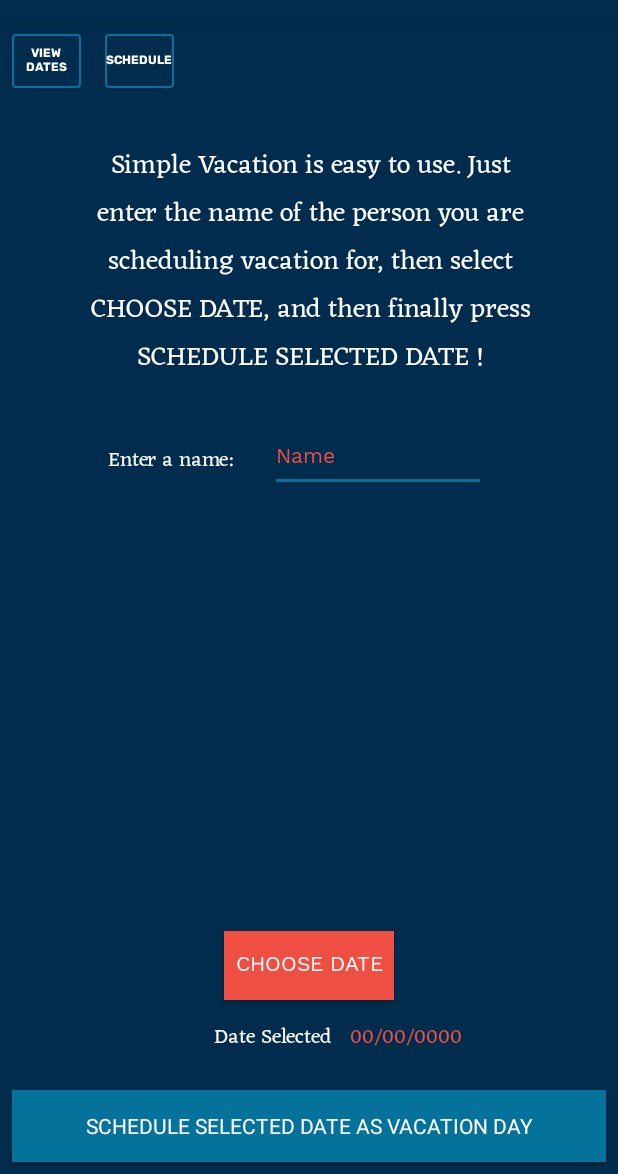
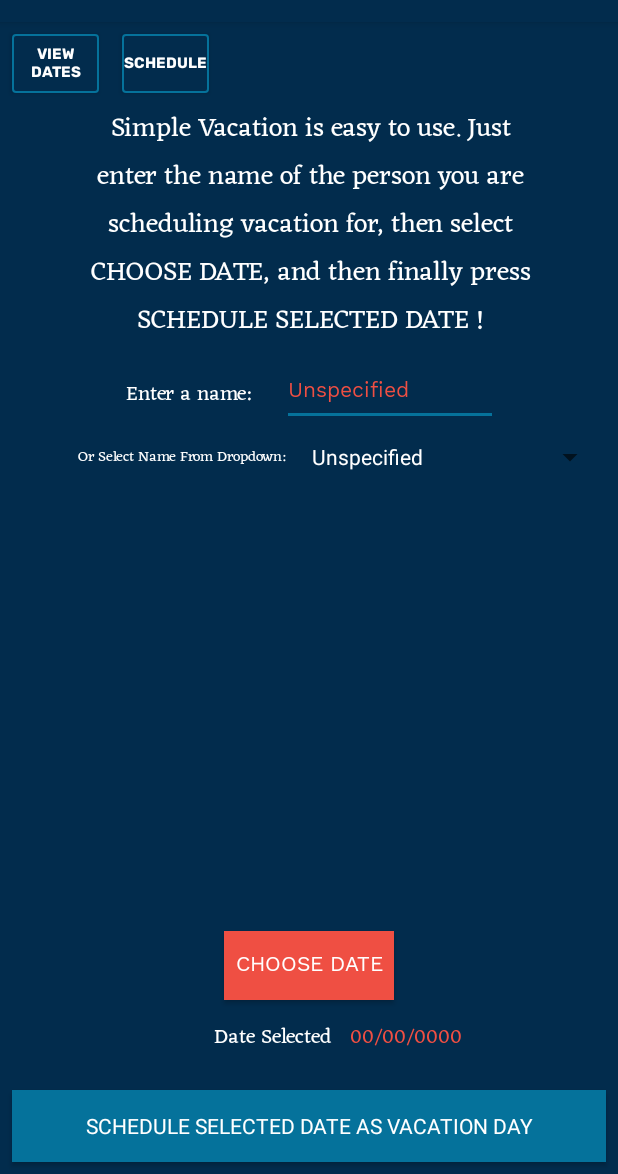
Before and after one commit to ryancarter87/PerfVaca, an Android app: the screen it shows after launch (MainActivity), on a phone screen of 412 x 824 dp, the part 62-1236 px from its top. Run offline under Robolectric (Android 15) with nearby library versions, the phone set to English and light mode, and no system bars.

Commit message:
Made some text color changes, and added a spinner to MainActivity for users to select name

```diff
--- a/app/src/main/java/com/rtcarter/perfvaca/MainActivity.kt
+++ b/app/src/main/java/com/rtcarter/perfvaca/MainActivity.kt
@@ -4,14 +4,14 @@ import android.app.Activity
 import android.app.DatePickerDialog
 import android.support.v7.app.AppCompatActivity
 import android.os.Bundle
-import android.widget.DatePicker
 import kotlinx.android.synthetic.main.activity_main.*
 import java.util.*
 import android.content.Intent
+import android.graphics.Color
 import android.os.Build
 import android.support.annotation.RequiresApi
 import android.view.View
-import android.widget.Toast
+import android.widget.*
 import java.text.SimpleDateFormat
 import com.google.gson.Gson
 import com.google.gson.reflect.TypeToken
@@ -34,6 +34,7 @@ class MainActivity : AppCompatActivity() {
         setContentView(R.layout.activity_main)
 
         var gson = Gson()
+        val spinner = findViewById<View>(R.id.spinnerView2) as Spinner
 
         // Initialize a PeopleDates() so that peopleList can be initialized
         // NEEED BETTER WAY TO DO THIS!!!!!!!!!!!!!!!!!!!!! LOOK INTO MAKING peopleList READ ONLY!!!!!!!!!!!!!!!!!!!!!!!!!!!!!!!
@@ -43,7 +44,7 @@ class MainActivity : AppCompatActivity() {
         // Check variable will equal true if people.json does not exist
         // This means this is the first time the program has started, so a default value will
         // be added to peopleList and needs to be removed after another date has been scheduled
-        val checkF: Boolean
+        var checkF: Boolean
 
         // If the json file exists then load its contents into peopleList
         if (fileList().contains("people.json")) {
@@ -75,6 +76,34 @@ class MainActivity : AppCompatActivity() {
             }
         })
 
+        // Create variable to hold all "name" values from peopleList objects
+        var nameList: MutableList<String> = mutableListOf(peopleList[0].name)
+        for (i in peopleList) {
+            nameList.add(i.name)
+        }
+
+        // Create a spinner to hold all "name"s from objects in peopleList. When user selects
+        // one, automatically fill in the nameText view with that name
+        val spin = ArrayAdapter(this, R.layout.spinner_item, nameList)
+        spin.setDropDownViewResource(android.R.layout.simple_spinner_dropdown_item)
+        spinner!!.setAdapter(spin)
+
+        // Variable to check which spinner button was selected in order to determine radio buttons:
+        var spinItem = peopleList[0].name
+
+        // Spinner functions
+        spinner.onItemSelectedListener = object : AdapterView.OnItemSelectedListener {
+            override fun onItemSelected(arg0: AdapterView<*>, arg1: View, position: Int, id: Long) {
+                // Set spinItem to the selected spinner item, then set nameText to it
+                spinItem = nameList[position]
+
+                nameText.setText(spinItem)
+            }
+
+            override fun onNothingSelected(arg0: AdapterView<*>) {
+            }
+        }
+
         scheduleBtn.setOnClickListener {
             val nameIn = nameText.text.toString()
             // Create a boolean var to check if the name entered already exists in the data
@@ -101,6 +130,7 @@ class MainActivity : AppCompatActivity() {
                     Toast.makeText(this, "Date already scheduled for $nameIn", Toast.LENGTH_LONG).show()
                 } else {
                     selected.dates.add(chosenDate)
+                    Toast.makeText(this, "${dateText.text} scheduled as a vacation day for $nameIn", Toast.LENGTH_LONG).show()
                 }
             } else {
                 selected.dates = mutableListOf(chosenDate)
@@ -111,9 +141,10 @@ class MainActivity : AppCompatActivity() {
 
             // If checkF is true then this is the first time program has ever ran on device
             // So, first value in peopleList will be the default placeholder value
-            // This value needs to be removed
+            // This value needs to be removed, then set checkF to false
             if (checkF) {
                 peopleList.removeAt(0)
+                checkF = false
             }
 
             // write peopleList to the json file
--- a/app/src/main/java/com/rtcarter/perfvaca/ScheduledActivity.kt
+++ b/app/src/main/java/com/rtcarter/perfvaca/ScheduledActivity.kt
@@ -55,19 +55,19 @@ class ScheduledActivity : AppCompatActivity() {
         }
 
         // Create variable to hold all "name" values from peopleList objects
-        var nameList: MutableList<String> = mutableListOf("All")
+        var nameList: MutableList<String> = mutableListOf(peopleList[0].name)
         for (i in peopleList) {
             nameList.add(i.name)
         }
 
         // Create a spinner to hold all "name"s from objects in peopleList. When user selects
         // one, display all dates assigned to that name
-        val spin = ArrayAdapter(this, android.R.layout.simple_spinner_item, nameList)
+        val spin = ArrayAdapter(this, R.layout.spinner_item, nameList)
         spin.setDropDownViewResource(android.R.layout.simple_spinner_dropdown_item)
         spinner!!.setAdapter(spin)
 
         // Variable to check which spinner button was selected in order to determine radio buttons:
-        var spinItem = "All"
+        var spinItem = peopleList[0].name
 
         // Spinner functions
         spinner.onItemSelectedListener = object : AdapterView.OnItemSelectedListener {
@@ -77,30 +77,16 @@ class ScheduledActivity : AppCompatActivity() {
                 spinItem = nameList[position]
                 radiogroup.removeAllViews()
                 var count = 0
-                if (spinItem.equals("All")) {
-                    for (i in peopleList) {
+
+                for (i in peopleList) {
+                    if (spinItem.equals(i.name)) {
                         for (x in i.dates) {
                             val button = RadioButton(this@ScheduledActivity)
+                            button.setTextColor(Color.WHITE)
                             button.setText(sdf.format(x))
-                           // button.setTypeface(eczar)
-                            button.setTextColor(Color.parseColor("#000000"))
                             button.setId(count)
                             radiogroup.addView(button)
                             count++
-                        }
-                    }
-                } else {
-                    for (i in peopleList) {
-                        if (spinItem.equals(i.name)) {
-                            for (x in i.dates) {
-                                val button = RadioButton(this@ScheduledActivity)
-                                button.setText(sdf.format(x))
-                               // button.setTypeface(eczar)
-                                button.setTextColor(Color.parseColor("#000000"))
-                                button.setId(count)
-                                radiogroup.addView(button)
-                                count++
-                            }
                         }
                     }
                 }
--- a/app/src/main/res/layout/activity_main.xml
+++ b/app/src/main/res/layout/activity_main.xml
@@ -7,11 +7,37 @@
     android:background="@color/colorPrimary"
     tools:context="com.rtcarter.perfvaca.MainActivity">
 
+    <TextView
+        android:id="@+id/textView6"
+        android:layout_width="wrap_content"
+        android:layout_height="wrap_content"
+        android:layout_marginEnd="8dp"
+        android:layout_marginStart="8dp"
+        android:layout_marginTop="16dp"
+        android:fontFamily="@font/eczar"
+        android:text="Or Select Name From Dropdown:"
+        android:textColor="@android:color/background_light"
+        android:textSize="10sp"
+        app:layout_constraintBottom_toBottomOf="@+id/spinnerView2"
+        app:layout_constraintEnd_toStartOf="@+id/spinnerView2"
+        app:layout_constraintHorizontal_bias="0.844"
+        app:layout_constraintStart_toStartOf="parent"
+        app:layout_constraintTop_toBottomOf="@+id/textView5" />
+
+    <Spinner
+        android:id="@+id/spinnerView2"
+        android:layout_width="196dp"
+        android:layout_height="25dp"
+        android:layout_marginEnd="8dp"
+        android:layout_marginTop="8dp"
+        app:layout_constraintEnd_toEndOf="parent"
+        app:layout_constraintTop_toBottomOf="@+id/nameText" />
+
     <Button
         android:id="@+id/mainBtn"
         style="@android:style/Widget.Material.Light.Button.Small"
-        android:layout_width="46dp"
-        android:layout_height="36dp"
+        android:layout_width="58dp"
+        android:layout_height="39dp"
         android:layout_marginEnd="8dp"
         android:layout_marginStart="4dp"
         android:layout_marginTop="8dp"
@@ -19,7 +45,7 @@
         android:fontFamily="@font/rubik_bold"
         android:text="Schedule"
         android:textColor="@android:color/background_light"
-        android:textSize="8sp"
+        android:textSize="10sp"
         app:layout_constraintBottom_toBottomOf="@+id/schedBtn"
         app:layout_constraintEnd_toEndOf="parent"
         app:layout_constraintHorizontal_bias="0.041"
@@ -69,15 +95,15 @@
     <Button
         android:id="@+id/schedBtn"
         style="@android:style/Widget.Material.Light.Button.Small"
-        android:layout_width="46dp"
-        android:layout_height="36dp"
+        android:layout_width="58dp"
+        android:layout_height="39dp"
         android:layout_marginStart="8dp"
         android:layout_marginTop="8dp"
         android:background="@drawable/borders"
         android:fontFamily="@font/rubik_bold"
         android:text="View Dates"
         android:textColor="@android:color/background_light"
-        android:textSize="8sp"
+        android:textSize="10sp"
         app:layout_constraintStart_toStartOf="parent"
         app:layout_constraintTop_toTopOf="parent"
         tools:targetApi="lollipop" />
@@ -103,7 +129,7 @@
         android:layout_height="161dp"
         android:layout_marginEnd="8dp"
         android:layout_marginStart="8dp"
-        android:layout_marginTop="36dp"
+        android:layout_marginTop="8dp"
         android:fontFamily="@font/eczar"
         android:text="Simple Vacation is easy to use. Just enter the name of the person you are scheduling vacation for, then select CHOOSE DATE, and then finally press SCHEDULE SELECTED DATE !"
         android:textAlignment="center"
@@ -119,7 +145,7 @@
         android:layout_width="wrap_content"
         android:layout_height="wrap_content"
         android:layout_marginBottom="8dp"
-        android:layout_marginStart="72dp"
+        android:layout_marginStart="84dp"
         android:layout_marginTop="24dp"
         android:fontFamily="@font/eczar"
         android:text="Enter a name:"
@@ -135,15 +161,15 @@
         android:layout_height="45dp"
         android:layout_marginEnd="8dp"
         android:layout_marginStart="8dp"
-        android:layout_marginTop="268dp"
+        android:layout_marginTop="224dp"
         android:ems="10"
         android:fontFamily="@font/work_sans"
+        android:hint="Name"
         android:inputType="textPersonName"
-        android:text="Name"
         android:textColor="@color/colorPrimaryDark"
         android:textSize="14sp"
         app:layout_constraintEnd_toEndOf="parent"
-        app:layout_constraintHorizontal_bias="0.153"
+        app:layout_constraintHorizontal_bias="0.132"
         app:layout_constraintStart_toEndOf="@+id/textView5"
         app:layout_constraintTop_toTopOf="parent" />
 
--- a/app/src/main/res/layout/activity_scheduled.xml
+++ b/app/src/main/res/layout/activity_scheduled.xml
@@ -133,7 +133,6 @@
         android:layout_marginBottom="16dp"
         android:layout_marginEnd="8dp"
         android:layout_marginStart="8dp"
-        android:entries="@color/colorAccent"
         app:layout_constraintBottom_toTopOf="@+id/days_scroll_view"
         app:layout_constraintEnd_toEndOf="parent"
         app:layout_constraintHorizontal_bias="0.127"
--- /dev/null
+++ b/app/src/main/res/layout/spinner_item.xml
@@ -0,0 +1,7 @@
+<?xml version="1.0" encoding="utf-8"?>
+<TextView xmlns:android="http://schemas.android.com/apk/res/android"
+    android:id="@android:id/text1"
+    android:layout_width="match_parent"
+    android:layout_height="wrap_content"
+    android:textSize="14sp"
+    android:textColor="#ffffff" />
--- a/app/src/main/res/values/styles.xml
+++ b/app/src/main/res/values/styles.xml
@@ -6,6 +6,7 @@
         <item name="colorPrimary">#022C4D</item>
         <item name="colorPrimaryDark">#022C4D</item>
         <item name="colorAccent">#05729B</item>
+        <item name="android:textColorHint">@color/colorPrimaryDark</item>
     </style>
 
 </resources>
```
